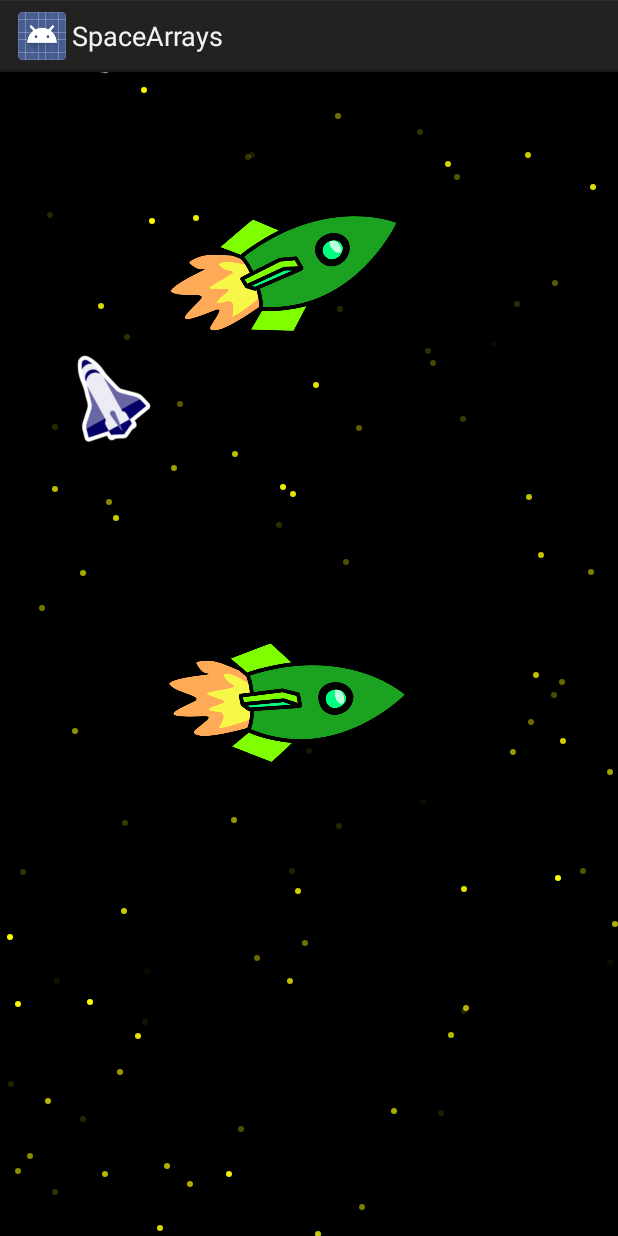
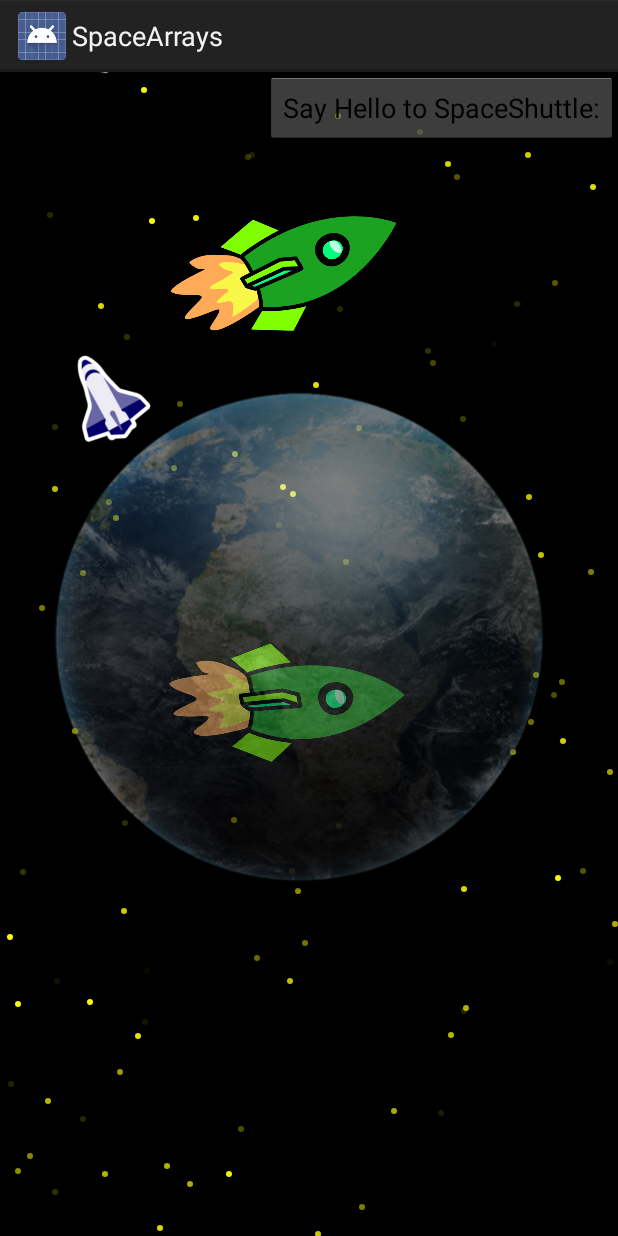
Before and after one commit to chopsticks12/SpaceShuttle, an Android app: the screen it shows after launch (MainActivity), on a phone screen of 412 x 824 dp. Run offline under Robolectric (Android 15) with nearby library versions, the light colour scheme and no system bars.

Commit message:
SpaceShuttle

```diff
--- a/app/src/main/res/layout/activity_main.xml
+++ b/app/src/main/res/layout/activity_main.xml
@@ -1,8 +1,7 @@
 <RelativeLayout xmlns:android="http://schemas.android.com/apk/res/android"
     xmlns:tools="http://schemas.android.com/tools"
     android:layout_width="match_parent"
-    android:layout_height="match_parent"
-    tools:context="${relativePackage}.${activityClass}" >
+    android:layout_height="match_parent">
 
     <ru.samsung.itschool.spacearrays.MyDraw
         android:id="@+id/myDraw1"
@@ -10,4 +9,23 @@
         android:layout_height="match_parent"
          />
 
+    <Button
+        android:id="@+id/button"
+        android:layout_width="wrap_content"
+        android:layout_height="wrap_content"
+        android:layout_alignParentEnd="true"
+        android:layout_alignParentRight="true"
+        android:layout_alignParentTop="true"
+        android:text="Say Hello to SpaceShuttle:" />
+
+    <ImageView
+        android:id="@+id/myImage"
+        android:layout_width="wrap_content"
+        android:layout_height="wrap_content"
+        android:layout_centerVertical="true"
+        android:src="@drawable/supretyty"
+        android:alpha=".50"
+        tools:ignore="InvalidId" />
+
+
 </RelativeLayout>
```
Also changed, not shown: app/src/main/res/drawable/supretyty.png (added), app/src/main/res/drawable/tyty.jpg (added), 1 other file.
